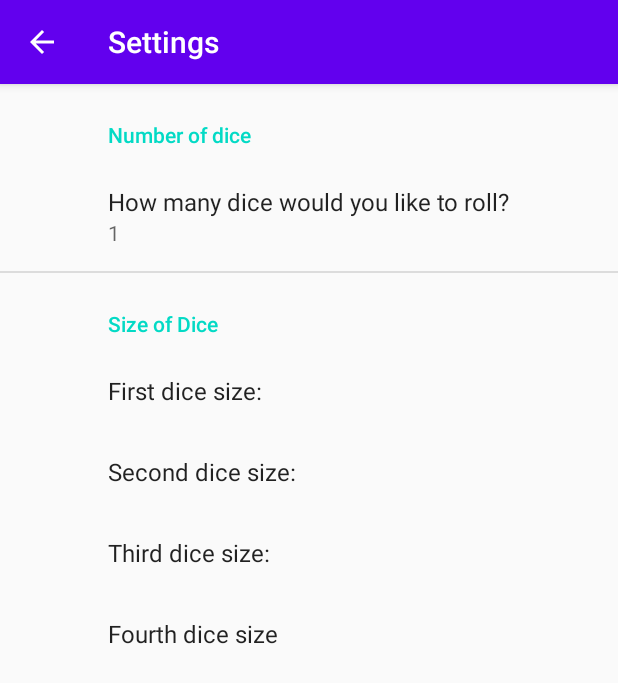
After one commit to ryan-joseph-dev/dice, an Android app: the SettingsActivity screen opened directly, with no data from a screen before it, on a phone screen of 412 x 824 dp. The commit adds this screen. Shown: the top 683 px of the screen. Run offline under Robolectric (Android 15) with nearby library versions, the phone set to English and light mode, and no system bars; our stand-ins replace androidx.preference.

Commit message:
feat add settings page

```diff
--- a/app/build.gradle
+++ b/app/build.gradle
@@ -34,9 +34,11 @@ dependencies {
     implementation 'com.google.android.material:material:1.1.0'
     implementation 'androidx.annotation:annotation:1.1.0'
     implementation 'androidx.lifecycle:lifecycle-extensions:2.2.0'
+    implementation 'androidx.preference:preference:1.1.0-rc01'
     testImplementation 'junit:junit:4.12'
     androidTestImplementation 'androidx.test.ext:junit:1.1.1'
     androidTestImplementation 'androidx.test.espresso:espresso-core:3.2.0'
     implementation 'androidx.navigation:navigation-fragment-ktx:2.2.1'
     implementation 'androidx.navigation:navigation-ui-ktx:2.2.1'
+    implementation 'com.nightonke:boommenu:2.1.1'
 }
--- /dev/null
+++ b/app/src/main/java/com/ryryapps/SettingsActivity.kt
@@ -0,0 +1,27 @@
+package com.ryryapps
+
+import android.os.Bundle
+import androidx.appcompat.app.AppCompatActivity
+import androidx.preference.PreferenceFragmentCompat
+import com.ryryapps.dice.R
+
+class SettingsActivity : AppCompatActivity() {
+
+    override fun onCreate(savedInstanceState: Bundle?) {
+        super.onCreate(savedInstanceState)
+        setContentView(R.layout.settings_activity)
+        supportFragmentManager
+            .beginTransaction()
+            .replace(R.id.settings, MySettingsFragment())
+            .commit()
+        supportActionBar?.setDisplayHomeAsUpEnabled(true)
+    }
+
+    class MySettingsFragment : PreferenceFragmentCompat() {
+
+
+        override fun onCreatePreferences(savedInstanceState: Bundle?, rootKey: String?) {
+            setPreferencesFromResource(R.xml.preferences, rootKey)
+        }
+    }
+}
--- /dev/null
+++ b/app/src/main/res/layout/settings_activity.xml
@@ -0,0 +1,9 @@
+<LinearLayout xmlns:android="http://schemas.android.com/apk/res/android"
+    android:layout_width="match_parent"
+    android:layout_height="match_parent">
+
+    <FrameLayout
+        android:id="@+id/settings"
+        android:layout_width="match_parent"
+        android:layout_height="match_parent" />
+</LinearLayout>
--- /dev/null
+++ b/app/src/main/res/values/arrays.xml
@@ -0,0 +1,37 @@
+<resources>
+    <!-- Reply Preference -->
+    <string-array name="reply_entries">
+        <item>Reply</item>
+        <item>Reply to all</item>
+    </string-array>
+
+    <string-array name="reply_values">
+        <item>reply</item>
+        <item>reply_all</item>
+    </string-array>
+
+    <string-array name="number_of_dice">
+        <item>1</item>
+        <item>2</item>
+        <item>3</item>
+        <item>4</item>
+    </string-array>
+
+    <string-array name="size_of_dice_descriptions">
+        <item>d2</item>
+        <item>d3</item>
+        <item>d4</item>
+        <item>d6</item>
+        <item>d12</item>
+        <item>d20</item>
+    </string-array>
+
+    <string-array name="size_of_dice">
+        <item>2</item>
+        <item>3</item>
+        <item>4</item>
+        <item>6</item>
+        <item>12</item>
+        <item>20</item>
+    </string-array>
+</resources>
--- /dev/null
+++ b/app/src/main/res/xml/preferences.xml
@@ -0,0 +1,53 @@
+<PreferenceScreen xmlns:tools="http://schemas.android.com/tools"
+    xmlns:app="http://schemas.android.com/apk/res-auto"
+    xmlns:android="http://schemas.android.com/apk/res/android">
+    <PreferenceCategory
+        app:key="number_of_dice_category"
+        app:title="Number of dice">
+
+        <ListPreference
+            app:key="how_many_dice"
+            app:title="How many dice would you like to roll?"
+            app:entries="@array/number_of_dice"
+            app:entryValues="@array/number_of_dice"
+            app:defaultValue="1"
+            app:summary="%s"/>
+    </PreferenceCategory>
+
+    <PreferenceCategory
+        app:key="size_of_dice_category"
+        app:title="Size of Dice">
+
+        <ListPreference
+            app:key="dice_1"
+            app:title="First dice size:"
+            app:entries="@array/size_of_dice_descriptions"
+            app:entryValues="@array/size_of_dice"
+            app:defaultValue="d6"
+            app:summary="%s"/>
+
+        <ListPreference
+            app:key="dice_2"
+            app:title="Second dice size:"
+            app:entries="@array/size_of_dice_descriptions"
+            app:entryValues="@array/size_of_dice"
+            app:defaultValue="d6"
+            app:summary="%s"/>
+
+        <ListPreference
+            app:key="dice_3"
+            app:title="Third dice size:"
+            app:entries="@array/size_of_dice_descriptions"
+            app:entryValues="@array/size_of_dice"
+            app:defaultValue="d6"
+            app:summary="%s"/>
+
+        <ListPreference
+            app:key="dice_4"
+            app:title="Fourth dice size"
+            app:entries="@array/size_of_dice_descriptions"
+            app:entryValues="@array/size_of_dice"
+            app:defaultValue="d6"
+            app:summary="%s"/>
+    </PreferenceCategory>
+</PreferenceScreen>
```
Also changed, not shown: app/src/main/AndroidManifest.xml (+12 -4 lines), app/src/main/java/com/ryryapps/MainActivity.kt (+25 -3 lines), app/src/main/res/layout/activity_main.xml (+33 -3 lines), app/src/main/res/navigation/nav_graph.xml (+13 -0 lines), app/src/main/res/values/strings.xml (+20 -0 lines).
